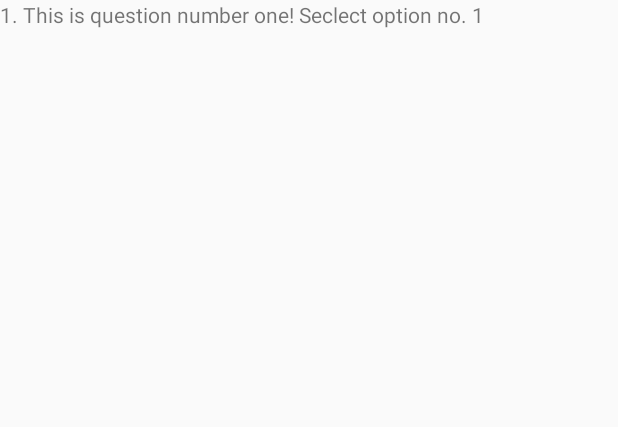
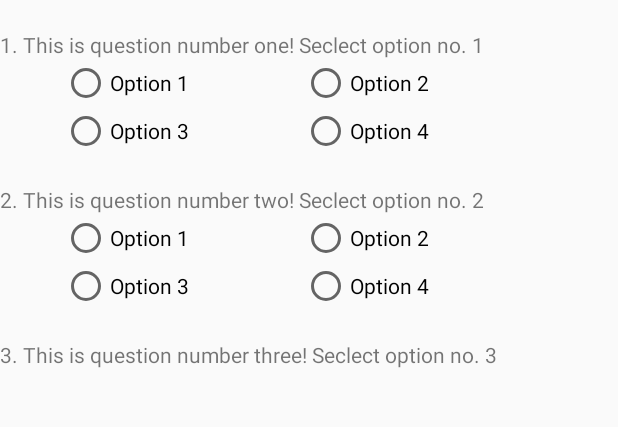
Before and after one commit to yhdesai/QuizApp_final, an Android app: the screen it shows after launch (MainActivity), on a phone screen of 412 x 824 dp, the part 113-540 px from its top. Run offline under Robolectric (Android 15) with nearby library versions, the phone set to English and light mode, and no system bars.

Commit message:
Initial commit

```diff
--- a/app/src/main/res/layout/activity_main.xml
+++ b/app/src/main/res/layout/activity_main.xml
@@ -7,30 +7,115 @@
     tools:context="io.github.yhdesai.quizapp.MainActivity">
 
 
-    <TextView
+    <RadioButton
+        android:id="@+id/radioButton2.1"
         android:layout_width="wrap_content"
         android:layout_height="wrap_content"
-        android:text="Welcome to the Quiz App!"
+        android:layout_alignLeft="@+id/radioButton1.3"
+        android:layout_alignStart="@+id/radioButton1.3"
+        android:layout_below="@+id/textView"
+        android:text="Option 1" />
+
+    <TextView
+        android:id="@+id/textView"
+        android:layout_width="wrap_content"
+        android:layout_height="wrap_content"
+        android:layout_alignParentLeft="true"
+        android:layout_alignParentStart="true"
+        android:layout_below="@+id/radioButton1.3"
+        android:layout_marginTop="20dp"
+        android:text="2. This is question number two! Seclect option no. 2" />
+
+    <TextView
         android:id="@+id/welcome"
+        android:layout_width="wrap_content"
+        android:layout_height="wrap_content"
         android:layout_alignParentTop="true"
-        android:layout_centerHorizontal="true" />
+        android:layout_centerHorizontal="true"
+        android:text="Welcome to the Quiz App!" />
 
     <TextView
         android:id="@+id/textView7"
         android:layout_width="wrap_content"
         android:layout_height="wrap_content"
-        android:text="1. This is question number one! Seclect option no. 1"
+        android:layout_alignParentLeft="true"
+        android:layout_marginTop="20dp"
+        android:layout_alignParentStart="true"
         android:layout_below="@+id/welcome"
+        android:text="1. This is question number one! Seclect option no. 1" />
+
+    <RadioButton
+        android:id="@+id/radioButton1.1"
+        android:layout_width="wrap_content"
+        android:layout_height="wrap_content"
+        android:layout_below="@+id/textView7"
+        android:layout_toLeftOf="@+id/welcome"
+        android:layout_toStartOf="@+id/welcome"
+        android:text="Option 1" />
+
+    <RadioButton
+        android:id="@+id/radioButton1.2"
+        android:layout_width="wrap_content"
+        android:layout_height="wrap_content"
+        android:layout_alignEnd="@+id/welcome"
+        android:layout_alignRight="@+id/welcome"
+        android:layout_below="@+id/textView7"
+        android:text="Option 2" />
+
+    <RadioButton
+        android:id="@+id/radioButton2.2"
+        android:layout_width="wrap_content"
+        android:layout_height="wrap_content"
+        android:layout_alignLeft="@+id/radioButton1.4"
+        android:layout_alignStart="@+id/radioButton1.4"
+        android:layout_below="@+id/textView"
+        android:text="Option 2" />
+
+    <RadioButton
+        android:id="@+id/radioButton1.3"
+        android:layout_width="wrap_content"
+        android:layout_height="wrap_content"
+        android:layout_alignLeft="@+id/radioButton1.1"
+        android:layout_alignStart="@+id/radioButton1.1"
+        android:layout_below="@+id/radioButton1.1"
+        android:text="Option 3" />
+
+    <RadioButton
+        android:id="@+id/radioButton2.3"
+        android:layout_width="wrap_content"
+        android:layout_height="wrap_content"
+        android:layout_alignLeft="@+id/radioButton2.1"
+        android:layout_alignStart="@+id/radioButton2.1"
+        android:layout_below="@+id/radioButton2.1"
+        android:text="Option 3" />
+
+    <RadioButton
+        android:id="@+id/radioButton1.4"
+        android:layout_width="wrap_content"
+        android:layout_height="wrap_content"
+        android:layout_alignLeft="@+id/radioButton1.2"
+        android:layout_alignStart="@+id/radioButton1.2"
+        android:layout_below="@+id/radioButton1.2"
+        android:text="Option 4" />
+
+    <RadioButton
+        android:id="@+id/radioButton2.4"
+        android:layout_width="wrap_content"
+        android:layout_height="wrap_content"
+        android:layout_alignLeft="@+id/radioButton2.2"
+        android:layout_alignStart="@+id/radioButton2.2"
+        android:layout_below="@+id/radioButton2.2"
+        android:text="Option 4" />
+
+    <TextView
+        android:id="@+id/textView4"
+        android:layout_width="wrap_content"
+        android:layout_height="wrap_content"
         android:layout_alignParentLeft="true"
-        android:layout_alignParentStart="true" />
-
-
-
-
-
-
-
-
+        android:layout_alignParentStart="true"
+        android:layout_below="@+id/radioButton2.3"
+        android:layout_marginTop="20dp"
+        android:text="3. This is question number three! Seclect option no. 3" />
 
 
 </RelativeLayout>
```
